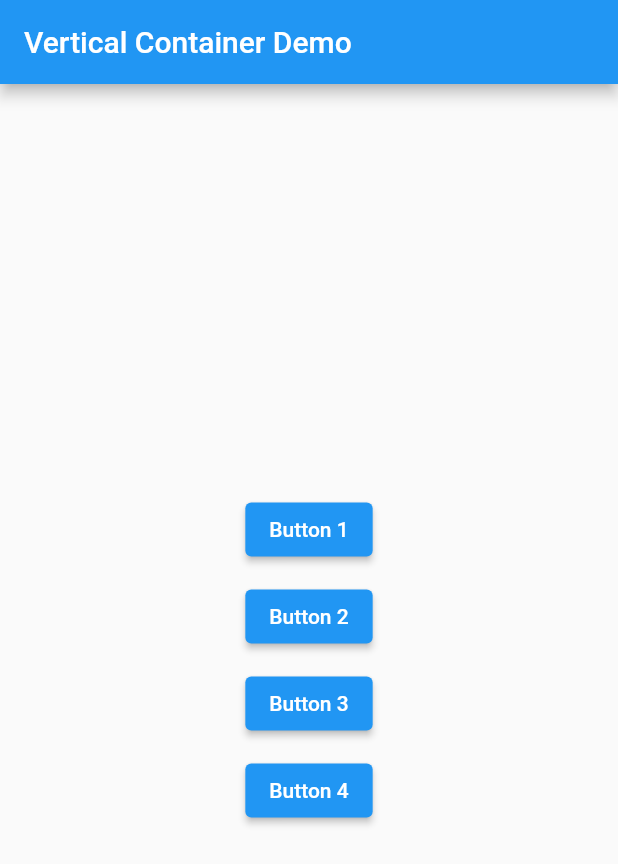
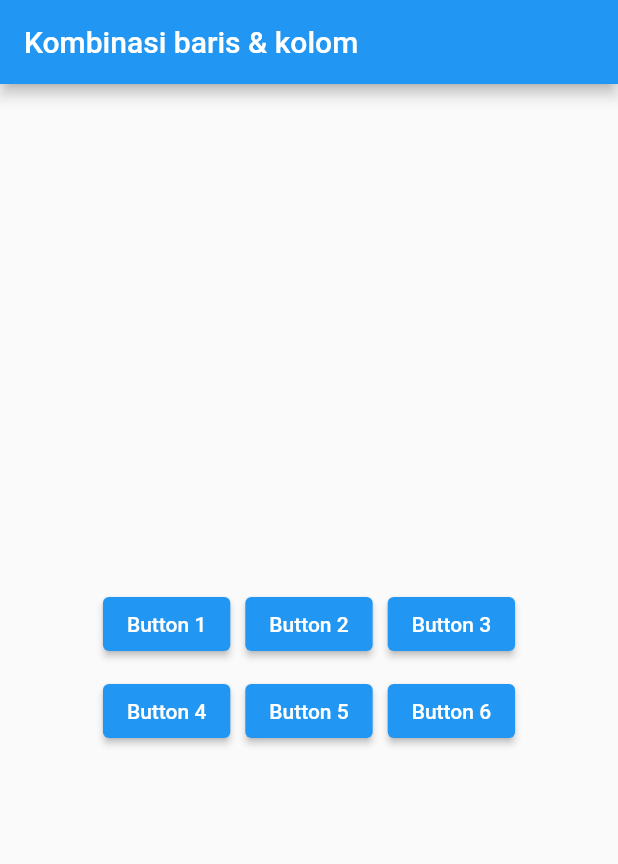
Before and after one commit to Dms110201/4312111033_DimasRizkyFeriyanto, a Flutter app: the screen it shows after launch, on a phone screen of 412 x 824 dp. Shown: the top 864 px of the screen. Run offline on Flutter 3.47's test engine with Material 2 defaults, Android fonts, the phone set to English and light mode, and no system bars.

Commit message:
Kombinasi baris & kolom

```diff
--- a/lib/main.dart
+++ b/lib/main.dart
@@ -10,7 +10,7 @@ class MyApp extends StatelessWidget {
   @override
   Widget build(BuildContext context) {
     return const MaterialApp(
-      title: 'Vertical Container Demo',
+      title: 'Kombinasi baris & kolom',
       home: MyHomePage(),
     );
   }
@@ -23,30 +23,55 @@ class MyHomePage extends StatelessWidget {
   Widget build(BuildContext context) {
     return Scaffold(
       appBar: AppBar(
-        title: const Text('Vertical Container Demo'),
+        title: const Text('Kombinasi baris & kolom'),
       ),
       body: Center(
         child: Column(
+          mainAxisAlignment: MainAxisAlignment.center,
+          children: <Widget>[
+            const Row(
+              mainAxisAlignment: MainAxisAlignment.end,
+              children: <Widget>[],
+            ),
+            const SizedBox(height: 10),
+            Row(
               mainAxisAlignment: MainAxisAlignment.center,
               children: <Widget>[
                 ElevatedButton(
                   onPressed: () {},
                   child: const Text('Button 1'),
                 ),
-            const SizedBox(height: 10),
+                const SizedBox(width: 10),
                 ElevatedButton(
                   onPressed: () {},
                   child: const Text('Button 2'),
                 ),
-            const SizedBox(height: 10),
+                const SizedBox(width: 10),
                 ElevatedButton(
                   onPressed: () {},
                   child: const Text('Button 3'),
                 ),
+              ],
+            ),
             const SizedBox(height: 10),
+            Row(
+              mainAxisAlignment: MainAxisAlignment.center,
+              children: <Widget>[
                 ElevatedButton(
                   onPressed: () {},
                   child: const Text('Button 4'),
+                ),
+                const SizedBox(width: 10),
+                ElevatedButton(
+                  onPressed: () {},
+                  child: const Text('Button 5'),
+                ),
+                const SizedBox(width: 10),
+                ElevatedButton(
+                  onPressed: () {},
+                  child: const Text('Button 6'),
+                ),
+              ],
             ),
           ],
         ),
```
Lines whose indentation alone changed are shown as unchanged.
